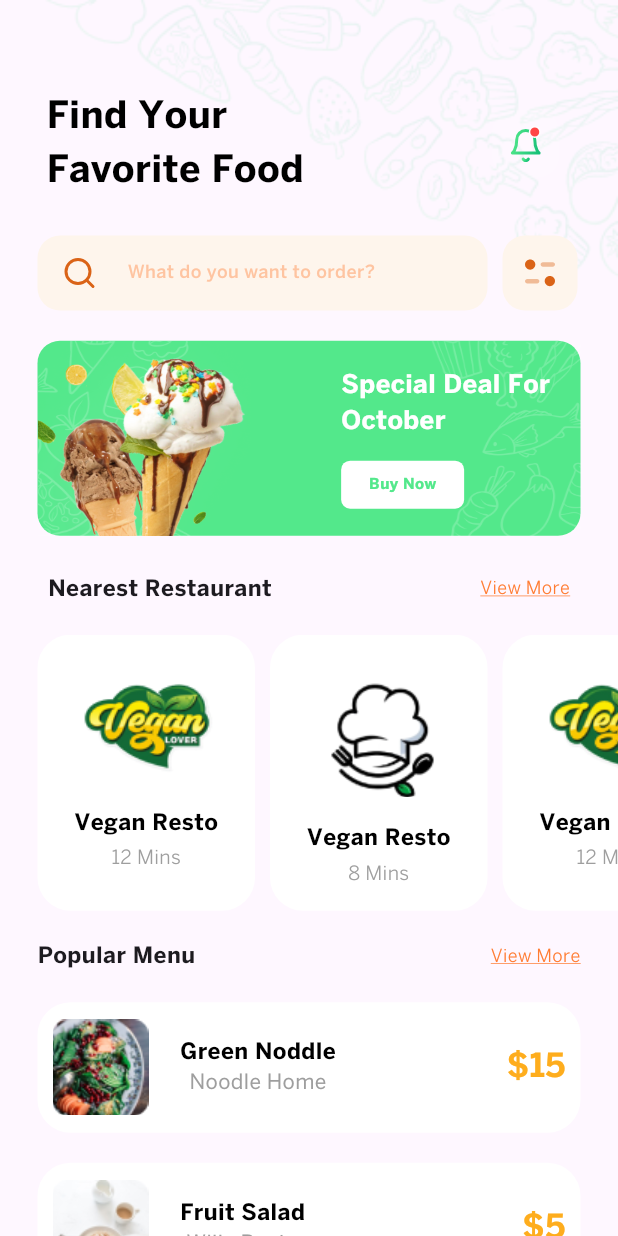
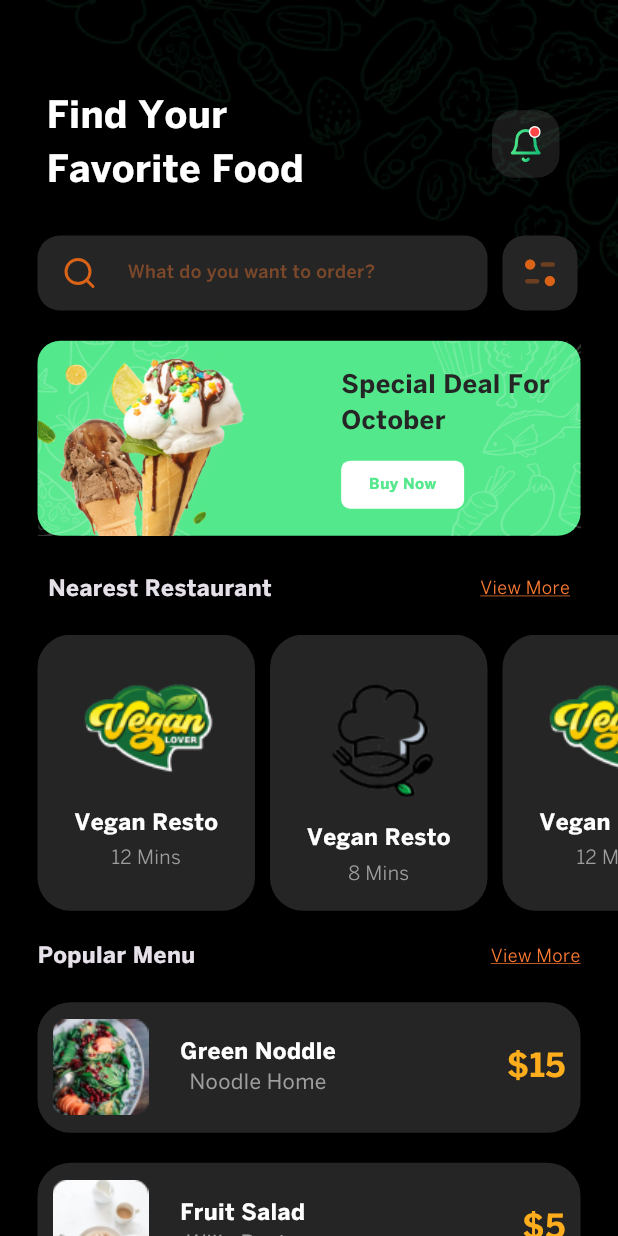
Before and after one commit to elsankary02/Food_Ninga, a Flutter app: the Home screen opened directly, on a phone screen of 412 x 824 dp. Run offline on Flutter 3.47's test engine with Material 3 defaults, Android fonts, the phone set to English and light mode, and no system bars; our stand-ins replace flutter_svg, salomon_bottom_bar, shared_preferences; accounts and stored records are empty.

Commit message:
change theme cache helper

```diff
--- a/lib/features/tabs/home_tab/screens/appbar_home_screen.dart
+++ b/lib/features/tabs/home_tab/screens/appbar_home_screen.dart
@@ -105,16 +105,7 @@ class AppbarHomeScreen extends StatelessWidget {
                       const SizedBox(
                         width: 10,
                       ),
-                      Container(
-                        height: 50,
-                        width: 50,
-                        decoration: BoxDecoration(
-                          color: theme.focusColor,
-                          borderRadius: BorderRadius.circular(15),
-                        ),
-                        child: UnconstrainedBox(
-                            child: SvgPicture.asset('assets/svg/Filter.svg')),
-                      ),
+                      const ChangeTheme(),
                     ],
                   ),
                 ),
@@ -126,3 +117,28 @@ class AppbarHomeScreen extends StatelessWidget {
     );
   }
 }
+
+class ChangeTheme extends StatefulWidget {
+  const ChangeTheme({super.key});
+
+  @override
+  State<ChangeTheme> createState() => _ChangeThemeState();
+}
+
+class _ChangeThemeState extends State<ChangeTheme> {
+  @override
+  Widget build(BuildContext context) {
+    final theme = Theme.of(context);
+    return Container(
+      height: 50,
+      width: 50,
+      decoration: BoxDecoration(
+        color: theme.focusColor,
+        borderRadius: BorderRadius.circular(15),
+      ),
+      child: UnconstrainedBox(
+        child: SvgPicture.asset('assets/svg/Filter.svg'),
+      ),
+    );
+  }
+}
--- a/lib/main.dart
+++ b/lib/main.dart
@@ -2,7 +2,7 @@ import 'package:flutter/material.dart';
 import 'package:food_ninga/core/utils/color_manger.dart';
 import 'package:food_ninga/features/splash/splash_view.dart';
 
-void main() {
+main() async {
   runApp(const FoodNinja());
 }
 
@@ -19,7 +19,7 @@ class FoodNinja extends StatelessWidget {
           focusColor: const Color(0xfffef5ec),
           primaryColor: ColorManger.kMaterialWhiteColor,
           hintColor: Colors.black),
-      themeMode: ThemeMode.light,
+      themeMode: ThemeMode.dark,
       darkTheme: ThemeData.dark().copyWith(
         scaffoldBackgroundColor: Colors.black,
         cardColor: Colors.grey,
--- a/pubspec.yaml
+++ b/pubspec.yaml
@@ -2,7 +2,7 @@ name: food_ninga
 description: "A new Flutter project."
 # The following line prevents the package from being accidentally published to
 # pub.dev using `flutter pub publish`. This is preferred for private packages.
-publish_to: 'none' # Remove this line if you wish to publish to pub.dev
+publish_to: "none" # Remove this line if you wish to publish to pub.dev
 
 # The following defines the version and build number for your application.
 # A version number is three numbers separated by dots, like 1.2.43
@@ -31,8 +31,10 @@ dependencies:
   cupertino_icons: ^1.0.8
   flutter:
     sdk: flutter
+  flutter_bloc: ^8.1.6
   flutter_svg: ^2.0.10+1
   salomon_bottom_bar: ^3.3.2
+  shared_preferences: ^2.3.2
 
 dev_dependencies:
   flutter_lints: ^4.0.0
@@ -43,7 +45,6 @@ dev_dependencies:
 # following page: https://dart.dev/tools/pub/pubspec
 # The following section is specific to Flutter packages.
 flutter:
-
   # The following line ensures that the Material Icons font is
   # included with your application, so that you can use the icons in
   # the material Icons class.
@@ -77,6 +78,5 @@ flutter:
     - family: BentonSans Regular
       fonts:
         - asset: assets/fonts/BentonSans Regular.ttf
-  #
   # For details regarding fonts from package dependencies,
   # see https://flutter.dev/to/font-from-package
```
Also changed, not shown: lib/cache/cache_helper.dart (added, +17 -0 lines), pubspec.lock, 1 other file.
